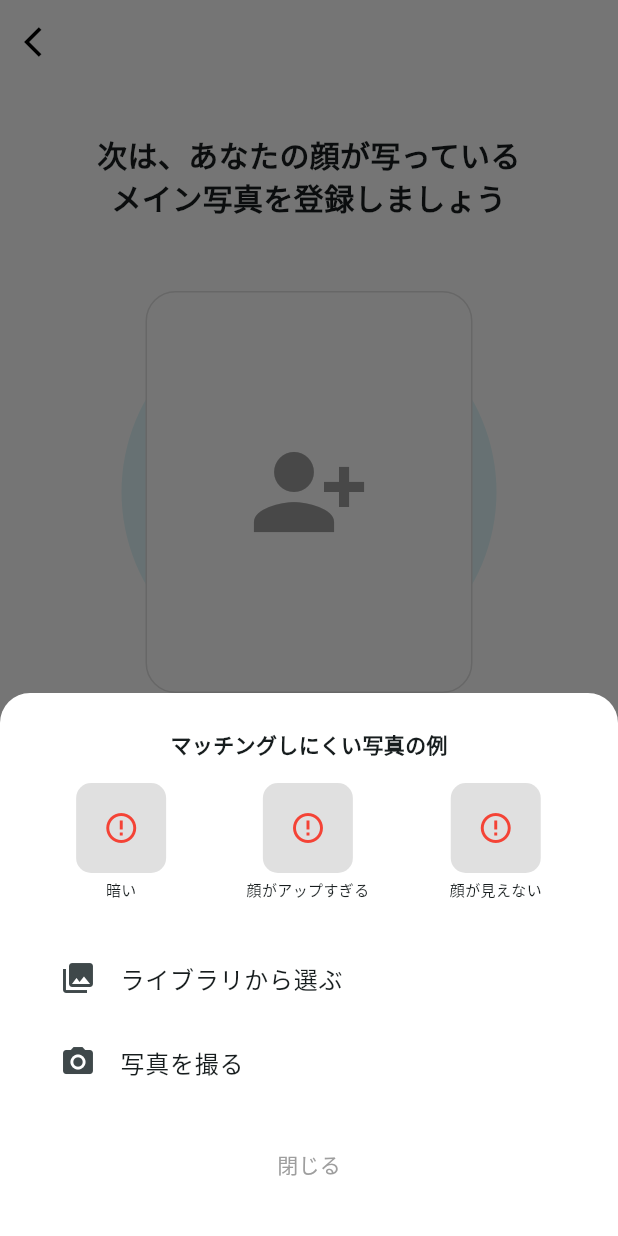
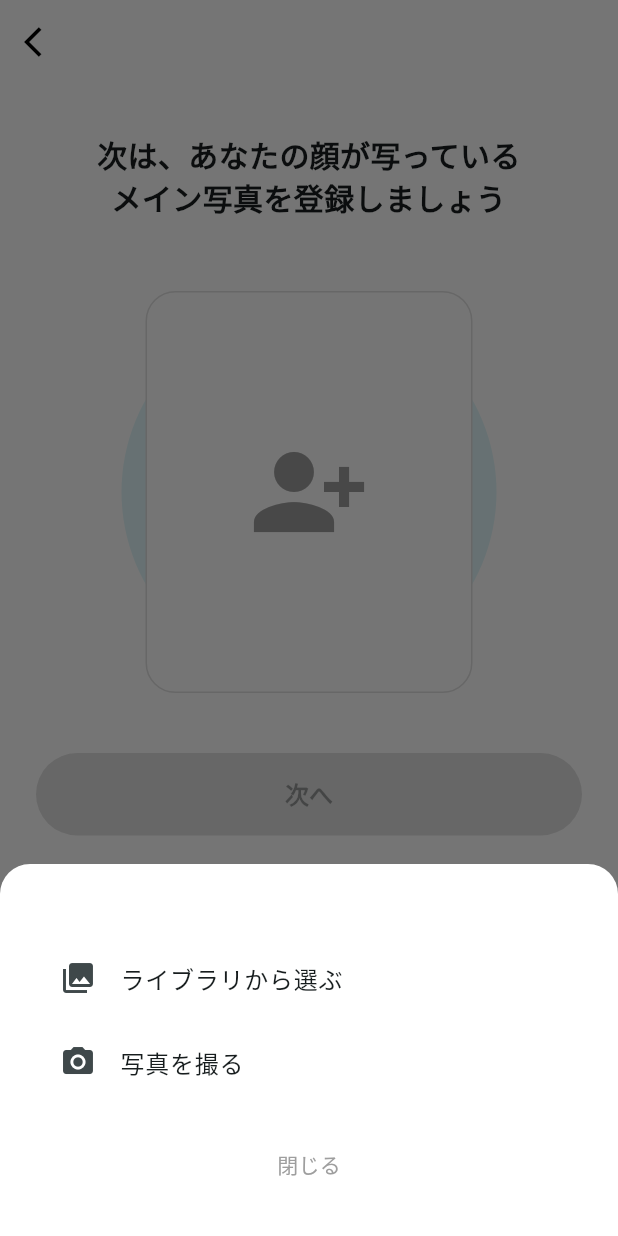
Before and after one commit to Mkazuki0511/Third, a Flutter app: the Page_onboarding_step3 screen opened directly, after a tap on the "person add alt 1" icon, on a phone screen of 412 x 824 dp. Run offline on Flutter 3.47's test engine with Material 3 defaults, Android fonts, the phone set to English and light mode, and no system bars; our stand-ins replace cloud_firestore, firebase_auth, firebase_core, firebase_storage, flutter_rating_bar, image_picker; accounts and stored records are empty.

Commit message:
fix: page_onboarding_step3　で「異性の好まない写真の例」の削除

```diff
--- a/lib/start/pages/page_onboarding_step3.dart
+++ b/lib/start/pages/page_onboarding_step3.dart
@@ -133,7 +133,6 @@ class _Page_onboarding_step3State extends State<Page_onboarding_step3> {
             child: Column(
               mainAxisSize: MainAxisSize.min,
               children: [
-                _buildModalBadges(), // 「マッチングしにくい写真の例」
                 const SizedBox(height: 24),
                 ListTile(
                   leading: const Icon(Icons.photo_library),
@@ -164,23 +163,6 @@ class _Page_onboarding_step3State extends State<Page_onboarding_step3> {
     );
   }
 
-  // (モーダル内の「悪い例」のUI - 変更なし)
-  Widget _buildModalBadges() {
-    return Column(
-      children: [
-        const Text('マッチングしにくい写真の例', style: TextStyle(fontWeight: FontWeight.bold)),
-        const SizedBox(height: 16),
-        Row(
-          mainAxisAlignment: MainAxisAlignment.spaceAround,
-          children: [
-            _buildBadge("暗い"),
-            _buildBadge("顔がアップすぎる"),
-            _buildBadge("顔が見えない"),
-          ],
-        ),
-      ],
-    );
-  }
 
   Widget _buildBadge(String text) {
     return Column(
@@ -308,24 +290,6 @@ class _Page_onboarding_step3State extends State<Page_onboarding_step3> {
                 style: TextStyle(color: Colors.grey, fontSize: 14),
               ),
             ),
-
-            // --- 5. 「悪い例」のプレビュー (変更なし) ---
-            const SizedBox(height: 32),
-            const Divider(),
-            const SizedBox(height: 16),
-            const Text(
-              '異性が好まない写真の例',
-              style: TextStyle(fontSize: 14, fontWeight: FontWeight.bold),
-            ),
-            const SizedBox(height: 16),
-            Row(
-              mainAxisAlignment: MainAxisAlignment.spaceEvenly,
-              children: [
-                _buildBadge("顔が隠れている"),
-                _buildBadge("加工アプリ"),
-                _buildBadge("本人が写っていない"),
-              ],
-            ),
           ],
         ),
       ),
```
